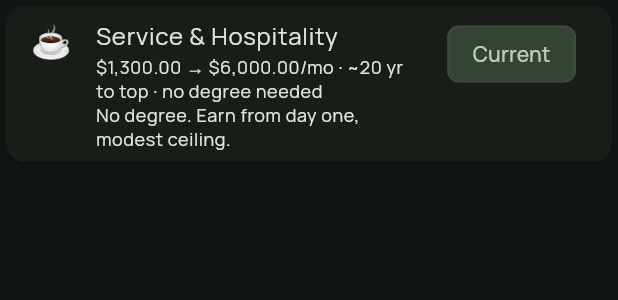
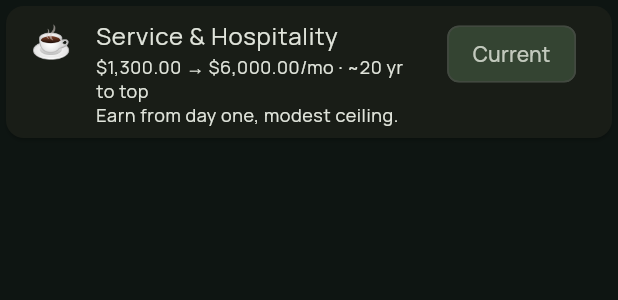
Before and after one commit to Armandoxh/Territorygame, a Flutter app: the _TrackTile widget shown alone on an empty page, opened directly with sample values from the repository, on a phone screen of 412 x 824 dp. Shown: the top 300 px of the screen. Run offline on Flutter 3.47's test engine with Material 3 defaults, Android fonts, the phone set to English and light mode, and no system bars; our stand-ins replace flutter_svg, google_fonts.

Commit message:
Show career degree requirement once, on the right (build 122)
The requirement (e.g. 'requires Associate's degree') was printed three
times per track tile: the right-side tag, inline in the subtitle, and
again as the lead of the blurb. Dropped the inline subtitle copy and the
degree mention from each blurb, so it now appears only in the right-side
tag.

```diff
--- a/wealthquest/lib/data/catalog.dart
+++ b/wealthquest/lib/data/catalog.dart
@@ -866,7 +866,7 @@ class Catalog {
       // player begins on it), no degree. Climb to managing a region — but the
       // ceiling is modest.
       minAge: startAge,
-      blurb: 'No degree. Earn from day one, modest ceiling.',
+      blurb: 'Earn from day one, modest ceiling.',
       rungs: [
         JobDef(id: 'svc_crew', title: 'Barista / Crew', pay: 1300),
         JobDef(id: 'svc_lead', title: 'Shift Lead', pay: 2000),
@@ -882,7 +882,7 @@ class Catalog {
       name: 'Skilled Trades',
       emoji: '🔧',
       requiredDegreeId: 'trade',
-      blurb: 'Quick trade-school cert, then real money fast — no four-year debt.',
+      blurb: 'Real money fast — no four-year debt.',
       rungs: [
         JobDef(id: 'trade_appr', title: 'Apprentice', pay: 3200),
         JobDef(id: 'trade_journey', title: 'Journeyman', pay: 6000),
@@ -896,7 +896,7 @@ class Catalog {
       id: 'tech',
       name: 'Software & Tech',
       emoji: '💻',
-      blurb: 'Associate degree. Fast ramp, high ceiling — best tuition ROI.',
+      blurb: 'Fast ramp, high ceiling — best tuition ROI.',
       minEduLevel: 1,
       rungs: [
         JobDef(id: 'tech_junior', title: 'Junior Developer', pay: 5000, requiredEdu: 1),
@@ -912,7 +912,7 @@ class Catalog {
       id: 'finance',
       name: 'Finance & Banking',
       emoji: '💼',
-      blurb: 'Bachelor\'s. Brutal hours, enormous MD-level ceiling.',
+      blurb: 'Brutal hours, enormous MD-level ceiling.',
       minEduLevel: 2,
       rungs: [
         JobDef(id: 'fin_analyst', title: 'Analyst', pay: 8000, requiredEdu: 2),
@@ -928,7 +928,7 @@ class Catalog {
       id: 'accounting',
       name: 'Accounting',
       emoji: '📊',
-      blurb: 'Master\'s. Stable ladder to CFO, lower ceiling.',
+      blurb: 'Stable ladder to CFO, lower ceiling.',
       minEduLevel: 3,
       rungs: [
         JobDef(id: 'acct_staff', title: 'Staff Accountant', pay: 6500, requiredEdu: 3),
@@ -965,7 +965,7 @@ class Catalog {
       id: 'law',
       name: 'Law',
       emoji: '⚖️',
-      blurb: 'Law-school debt and a punishing grind. Partner pays big.',
+      blurb: 'A punishing grind, but Partner pays big.',
       minEduLevel: 3,
       requiredDegreeId: 'law',
       rungs: [
@@ -982,7 +982,7 @@ class Catalog {
       id: 'founder',
       name: 'Startup Founder',
       emoji: '🚀',
-      blurb: 'Ramen years, then a life-changing exit. Prestige 1.',
+      blurb: 'Ramen years, then a life-changing exit.',
       unlockLevel: 1,
       rungs: [
         JobDef(id: 'founder_garage', title: 'Bootstrapper', pay: 2000, unlockLevel: 1),
--- a/wealthquest/lib/ui/life_tab.dart
+++ b/wealthquest/lib/ui/life_tab.dart
@@ -451,7 +451,7 @@ class _TrackTile extends StatelessWidget {
           title: Text(track.name),
           subtitle: Text(
             '${money(track.entry.pay)} → ${money(track.top.pay)}/mo · ~$years yr '
-            'to top · $_reqText\n${track.blurb}',
+            'to top\n${track.blurb}',
             style: theme.textTheme.bodySmall,
           ),
           trailing: trailing,
--- a/wealthquest/lib/version.dart
+++ b/wealthquest/lib/version.dart
@@ -5,6 +5,6 @@
 /// of the home header shows this, so you can instantly confirm the live page is
 /// the latest build (and not a stale cache).
 const String kAppVersion = '0.48.0';
-const int kBuildNumber = 121;
+const int kBuildNumber = 122;
 
 String get appVersionLabel => 'v$kAppVersion · build $kBuildNumber';
--- a/wealthquest/pubspec.yaml
+++ b/wealthquest/pubspec.yaml
@@ -1,7 +1,7 @@
 name: wealthquest
 description: "A mobile life-sim / stock-market game. Start at 15 with a day job; each Next Month advances a month — watch your investments perform."
 publish_to: "none"
-version: 0.48.0+121
+version: 0.48.0+122
 
 environment:
   sdk: ">=3.4.0 <4.0.0"
```
Also changed, not shown: 1 other file.
